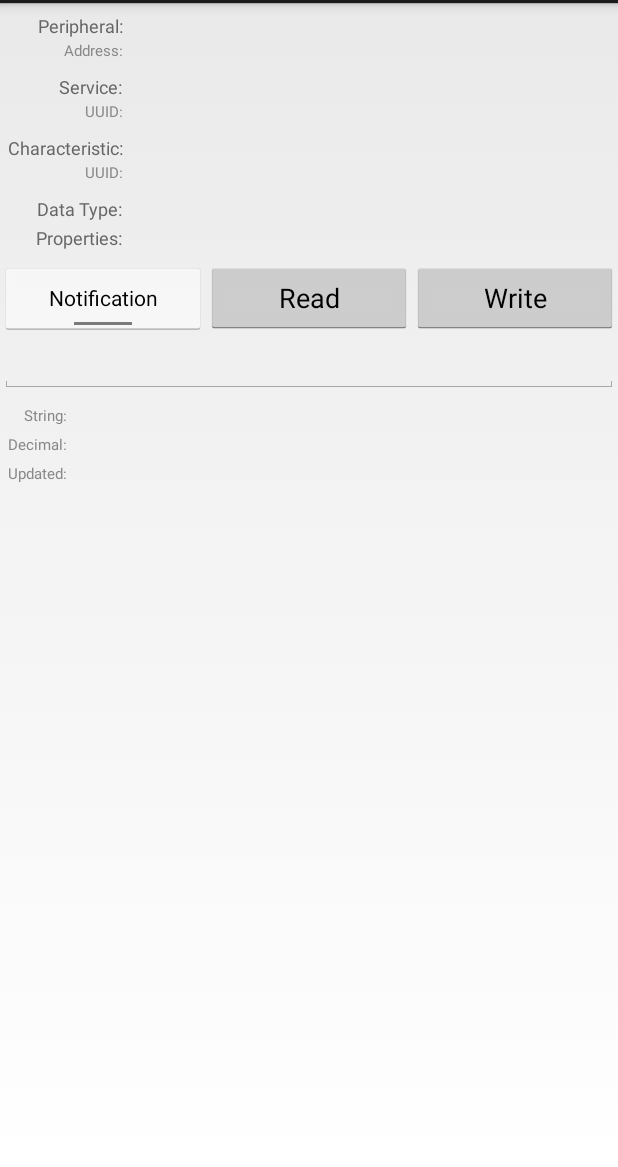
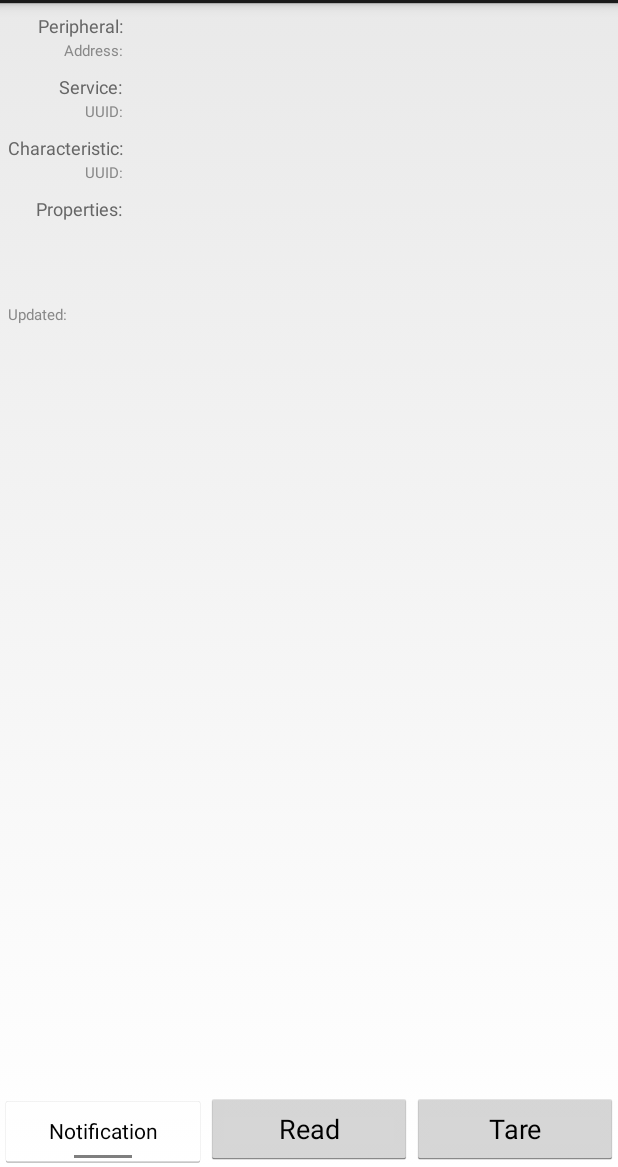
Before and after one commit to CalPlug/Espressif_ESP32-Scale, an Android app: the layout peripheral_details_characteristic_item.xml on its own in the app's theme, with its tools: preview values and no code run, on a phone screen of 412 x 824 dp, the part 69-1236 px from its top. Run offline under Robolectric (Android 15) with nearby library versions, the light colour scheme and no system bars.

Commit message:
Adjusted UI
UI adjustment (peripheral_details_characteristic_item.xml) and code
adjustment (characteristicDetailsAdapter.java)

```diff
--- a/Android/ESP32_BLE_Demo-master/app/src/main/java/org/bluetooth/bledemo/CharacteristicDetailsAdapter.java
+++ b/Android/ESP32_BLE_Demo-master/app/src/main/java/org/bluetooth/bledemo/CharacteristicDetailsAdapter.java
@@ -149,18 +149,18 @@ public class CharacteristicDetailsAdapter extends BaseAdapter {
         	fields.charName = (TextView)convertView.findViewById(R.id.char_details_name);
         	fields.charUuid = (TextView)convertView.findViewById(R.id.char_details_uuid);
 
-        	fields.charDataType = (TextView)convertView.findViewById(R.id.char_details_type);
+        	//fields.charDataType = (TextView)convertView.findViewById(R.id.char_details_type);
         	fields.charProperties = (TextView) convertView.findViewById(R.id.char_details_properties);
 
-        	fields.charStrValue = (TextView) convertView.findViewById(R.id.char_details_ascii_value);
+        	//fields.charStrValue = (TextView) convertView.findViewById(R.id.char_details_ascii_value);
         	fields.charDecValue = (TextView) convertView.findViewById(R.id.char_details_decimal_value);
-        	fields.charHexValue = (EditText) convertView.findViewById(R.id.char_details_hex_value);
+        	//fields.charHexValue = (EditText) convertView.findViewById(R.id.char_details_hex_value);
         	fields.charDateValue = (TextView) convertView.findViewById(R.id.char_details_timestamp);
 
         	fields.notificationBtn = (ToggleButton) convertView.findViewById(R.id.char_details_notification_switcher);
         	fields.readBtn = (Button) convertView.findViewById(R.id.char_details_read_btn);
         	fields.writeBtn = (Button) convertView.findViewById(R.id.char_details_write_btn);
-        	fields.writeBtn.setTag(fields.charHexValue);
+        	//fields.writeBtn.setTag(fields.charHexValue);
 
         	fields.readBtn.setOnClickListener(new View.OnClickListener() {
 				@Override
@@ -172,9 +172,10 @@ public class CharacteristicDetailsAdapter extends BaseAdapter {
         	fields.writeBtn.setOnClickListener(new View.OnClickListener() {
 				@Override
 				public void onClick(View v) {
-					EditText hex = (EditText) v.getTag();
-					String newValue =  hex.getText().toString().toLowerCase(Locale.getDefault());
-					Log.d("EDIT TEXT String", newValue);
+					//EditText hex = (EditText) v.getTag();
+					//String newValue =  hex.getText().toString().toLowerCase(Locale.getDefault());
+					//Log.d("EDIT TEXT String", newValue);
+					String newValue = "0x25";
 					byte[] dataToWrite = parseHexStringToBytes(newValue);
 
 					mBleWrapper.writeDataToCharacteristic(mCharacteristic, dataToWrite);
@@ -196,8 +197,9 @@ public class CharacteristicDetailsAdapter extends BaseAdapter {
         }
 
         // set proper values into the view
-        fields.charPeripheralName.setText(mBleWrapper.getDevice().getName());
-        fields.charPeripheralAddress.setText(mBleWrapper.getDevice().getAddress());
+        //fields.charPeripheralName.setText(mBleWrapper.getDevice().getName());
+        fields.charPeripheralName.setText("BLE LIBRA");
+		fields.charPeripheralAddress.setText(mBleWrapper.getDevice().getAddress());
 
         String tmp = mCharacteristic.getService().getUuid().toString().toLowerCase(Locale.getDefault());
         fields.charServiceUuid.setText(tmp);
@@ -205,12 +207,12 @@ public class CharacteristicDetailsAdapter extends BaseAdapter {
 
         String uuid = mCharacteristic.getUuid().toString().toLowerCase(Locale.getDefault());
         String name = BleNamesResolver.resolveCharacteristicName(uuid);
-
+        name = "Weight in Grams";
         fields.charName.setText(name);
         fields.charUuid.setText(uuid);
 
         int format = mBleWrapper.getValueFormat(mCharacteristic);
-        fields.charDataType.setText(BleNamesResolver.resolveValueTypeDescription(format));
+        //fields.charDataType.setText(BleNamesResolver.resolveValueTypeDescription(format));
         int props = mCharacteristic.getProperties();
         String propertiesString = String.format("0x%04X [", props);
         if((props & BluetoothGattCharacteristic.PROPERTY_READ) != 0) propertiesString += "read ";
@@ -224,16 +226,16 @@ public class CharacteristicDetailsAdapter extends BaseAdapter {
         fields.notificationBtn.setChecked(mNotificationEnabled);
         fields.readBtn.setEnabled((props & BluetoothGattCharacteristic.PROPERTY_READ) != 0);
         fields.writeBtn.setEnabled((props & (BluetoothGattCharacteristic.PROPERTY_WRITE | BluetoothGattCharacteristic.PROPERTY_WRITE_NO_RESPONSE)) != 0);
-        fields.charHexValue.setEnabled(fields.writeBtn.isEnabled());
+        //fields.charHexValue.setEnabled(fields.writeBtn.isEnabled());
 
-        fields.charHexValue.setText(mAsciiValue);
-        fields.charStrValue.setText(mStrValue);
+        //fields.charHexValue.setText(mAsciiValue);
+        //fields.charStrValue.setText(mStrValue);
 
         //Do not delete these part
         if (mRawValue==null){
 			fields.charDecValue.setText("");
 		}else
-        	fields.charDecValue.setText(String.format("%f",mFloatValue)+" grams");
+        	fields.charDecValue.setText(String.format("%f",mFloatValue)+" g");
         //end
 
 
@@ -249,9 +251,9 @@ public class CharacteristicDetailsAdapter extends BaseAdapter {
 		TextView charServiceUuid;
 		TextView charUuid;
 		TextView charName;
-		TextView charDataType;
-		TextView charStrValue;
-		EditText charHexValue;
+		//TextView charDataType;
+		//TextView charStrValue;
+		//EditText charHexValue;
 		TextView charDecValue;
 		TextView charDateValue;
 		TextView charProperties;
--- a/Android/ESP32_BLE_Demo-master/app/src/main/res/layout/peripheral_details_characteristic_item.xml
+++ b/Android/ESP32_BLE_Demo-master/app/src/main/res/layout/peripheral_details_characteristic_item.xml
@@ -174,24 +174,6 @@
             android:layout_width="wrap_content"
             android:layout_height="wrap_content" >
 
-            <TextView
-                android:id="@+id/textView4"
-                android:layout_width="wrap_content"
-                android:layout_height="wrap_content"
-                android:layout_gravity="right|center_vertical"
-                android:layout_weight="0"
-                android:text="Data Type:"
-                android:textColor="#666"
-                android:textSize="12sp" />
-
-            <TextView
-                android:id="@+id/char_details_type"
-                android:layout_width="wrap_content"
-                android:layout_height="wrap_content"
-                android:layout_gravity="left"
-                android:layout_marginLeft="5dp"
-                android:layout_weight="1" />
-
         </TableRow>
 
         <TableRow
@@ -221,102 +203,39 @@
 
     </TableLayout>
 
-    <LinearLayout
-        android:layout_width="match_parent"
-        android:layout_height="wrap_content" >
-
-        <ToggleButton
-            android:id="@+id/char_details_notification_switcher"
-            android:layout_width="fill_parent"
-            android:layout_height="wrap_content"
-            android:layout_weight="1"
-            android:text="ToggleButton"
-            android:textOff="Notification"
-            android:textOn="Notification" />
-
-        <Button
-            android:id="@+id/char_details_read_btn"
-            android:layout_width="fill_parent"
-            android:layout_height="wrap_content"
-            android:layout_marginTop="1dp"
-            android:layout_weight="1"
-            android:text="Read" />
-
-        <Button
-            android:id="@+id/char_details_write_btn"
-            android:layout_width="fill_parent"
-            android:layout_height="wrap_content"
-            android:layout_marginTop="1dp"
-            android:layout_weight="1"
-            android:text="Write" />
-
-    </LinearLayout>
-
-    <EditText
-        android:id="@+id/char_details_hex_value"
-        android:layout_width="fill_parent"
-        android:layout_height="wrap_content"
-        android:ems="10" >
-
-        <requestFocus />
-    </EditText>
-
     <TableLayout
         android:layout_width="match_parent"
         android:layout_height="wrap_content"
-        android:layout_margin="5dp" >
-
-        <TableRow
-            android:id="@+id/tableRow9"
-            android:layout_width="wrap_content"
-            android:layout_height="wrap_content" >
-
-            <TextView
-                android:id="@+id/textView9"
-                android:layout_width="wrap_content"
-                android:layout_height="wrap_content"
-                android:layout_gravity="right|center_vertical"
-                android:layout_weight="0"
-                android:text="String:"
-                android:textColor="#888"
-                android:textSize="10sp" />
-
-            <TextView
-                android:id="@+id/char_details_ascii_value"
-                android:layout_width="fill_parent"
-                android:layout_height="wrap_content"
-                android:layout_marginLeft="5dp"
-                android:layout_weight="10" />
-
-        </TableRow>
+        android:layout_margin="5dp">
 
         <TableRow
             android:id="@+id/tableRow10"
             android:layout_width="wrap_content"
-            android:layout_height="wrap_content" >
+            android:layout_height="wrap_content">
 
             <TextView
                 android:id="@+id/textView11"
                 android:layout_width="wrap_content"
                 android:layout_height="wrap_content"
                 android:layout_gravity="right|center_vertical"
-                android:text="Decimal:"
                 android:textColor="#888"
-                android:textSize="10sp" />
+                android:textSize="30sp" />
 
             <TextView
                 android:id="@+id/char_details_decimal_value"
                 android:layout_width="fill_parent"
                 android:layout_height="wrap_content"
                 android:layout_marginLeft="5dp"
-                android:layout_weight="10" />
+                android:layout_weight="10"
+                android:textSize="30sp" />
 
         </TableRow>
+
 
         <TableRow
             android:id="@+id/tableRow11"
             android:layout_width="wrap_content"
-            android:layout_height="wrap_content" >
+            android:layout_height="wrap_content">
 
             <TextView
                 android:id="@+id/textView13"
@@ -339,4 +258,42 @@
 
     </TableLayout>
 
+    <LinearLayout
+        android:layout_width="match_parent"
+        android:layout_height="match_parent">
+
+        <ToggleButton
+            android:id="@+id/char_details_notification_switcher"
+            android:layout_width="fill_parent"
+            android:layout_height="wrap_content"
+            android:layout_weight="1"
+            android:text="ToggleButton"
+            android:textOff="Notification"
+            android:textOn="Notification"
+            android:layout_gravity="bottom"
+            />
+
+        <Button
+            android:id="@+id/char_details_read_btn"
+            android:layout_width="fill_parent"
+            android:layout_height="wrap_content"
+            android:layout_marginTop="1dp"
+            android:layout_weight="1"
+            android:text="Read"
+            android:layout_gravity="bottom"
+
+            />
+
+        <Button
+            android:id="@+id/char_details_write_btn"
+            android:layout_width="fill_parent"
+            android:layout_height="wrap_content"
+            android:layout_marginTop="1dp"
+            android:layout_weight="1"
+            android:text="Tare"
+            android:layout_gravity="bottom"
+            />
+
+    </LinearLayout>
+
 </LinearLayout>
```
